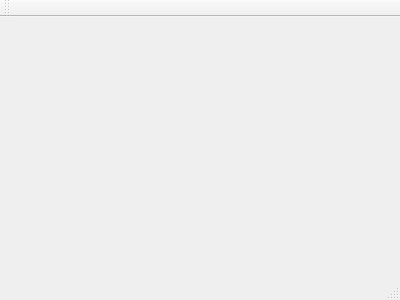
Old version of the form mainwindow.ui in the repository FarhadProfessional/Qt-Linguist.
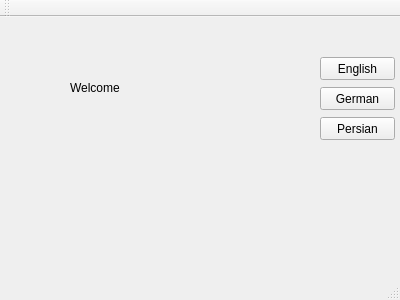
New version of the form.

The edit to the form file:
```diff
--- a/mainwindow.ui
+++ b/mainwindow.ui
@@ -12,13 +12,81 @@
   <property name="windowTitle" >
    <string>MainWindow</string>
   </property>
-  <widget class="QMenuBar" name="menuBar" />
-  <widget class="QToolBar" name="mainToolBar" />
-  <widget class="QWidget" name="centralWidget" />
-  <widget class="QStatusBar" name="statusBar" />
+  <widget class="QWidget" name="centralWidget">
+   <widget class="QPushButton" name="btnEnglish">
+    <property name="geometry">
+     <rect>
+      <x>320</x>
+      <y>40</y>
+      <width>75</width>
+      <height>23</height>
+     </rect>
+    </property>
+    <property name="text">
+     <string>English</string>
+    </property>
+   </widget>
+   <widget class="QPushButton" name="btnGerman">
+    <property name="geometry">
+     <rect>
+      <x>320</x>
+      <y>70</y>
+      <width>75</width>
+      <height>23</height>
+     </rect>
+    </property>
+    <property name="text">
+     <string>German</string>
+    </property>
+   </widget>
+   <widget class="QPushButton" name="btnPersian">
+    <property name="geometry">
+     <rect>
+      <x>320</x>
+      <y>100</y>
+      <width>75</width>
+      <height>23</height>
+     </rect>
+    </property>
+    <property name="text">
+     <string>Persian</string>
+    </property>
+   </widget>
+   <widget class="QLabel" name="label">
+    <property name="geometry">
+     <rect>
+      <x>70</x>
+      <y>50</y>
+      <width>91</width>
+      <height>41</height>
+     </rect>
+    </property>
+    <property name="text">
+     <string>Welcome</string>
+    </property>
+   </widget>
+  </widget>
+  <widget class="QMenuBar" name="menuBar">
+   <property name="geometry">
+    <rect>
+     <x>0</x>
+     <y>0</y>
+     <width>400</width>
+     <height>21</height>
+    </rect>
+   </property>
+  </widget>
+  <widget class="QToolBar" name="mainToolBar">
+   <attribute name="toolBarArea">
+    <enum>TopToolBarArea</enum>
+   </attribute>
+   <attribute name="toolBarBreak">
+    <bool>false</bool>
+   </attribute>
+  </widget>
+  <widget class="QStatusBar" name="statusBar"/>
  </widget>
- <layoutDefault spacing="6" margin="11" />
- <pixmapfunction></pixmapfunction>
+ <layoutdefault spacing="6" margin="11"/>
  <resources/>
  <connections/>
 </ui>
```
Left out of the diff: 7 changed lines with no effect on the pictures.
